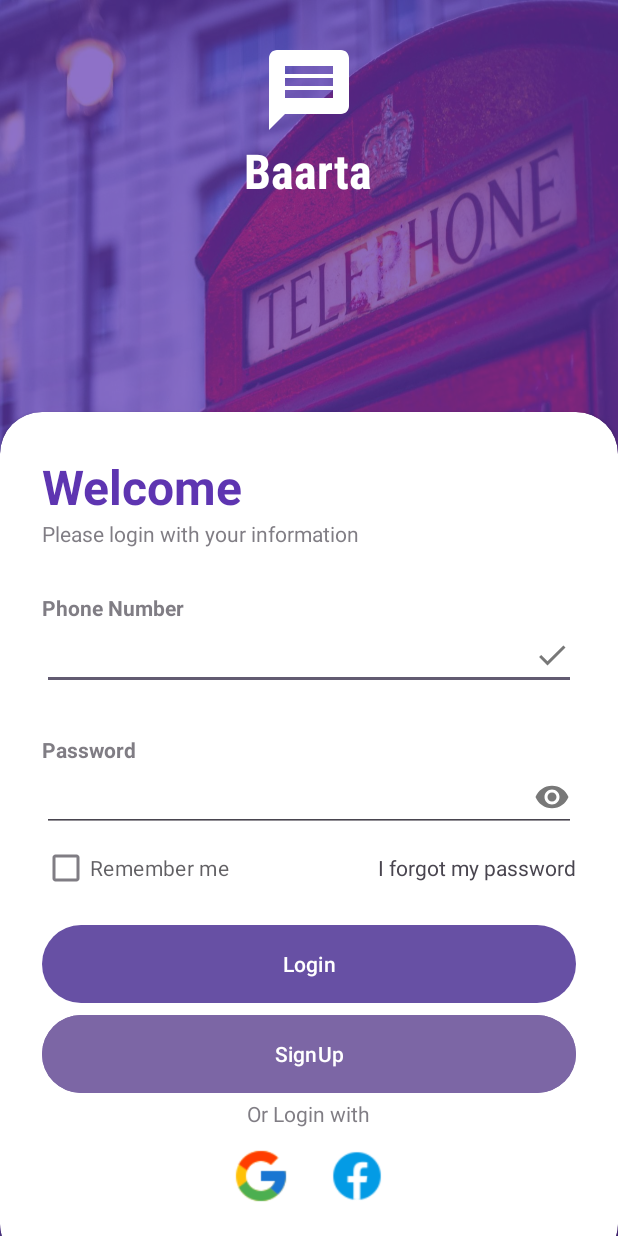
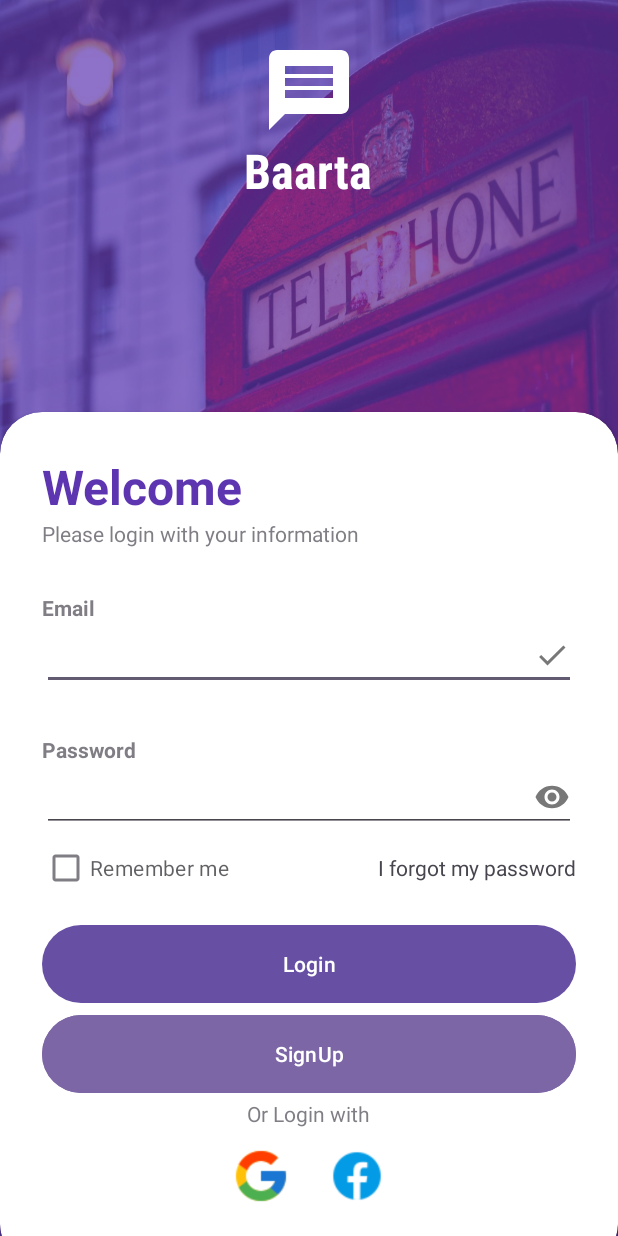
Before and after one commit to RakibHasan106/Barta_a_Messenger_App, an Android app: the screen it shows after launch (LoginPageActivity), on a phone screen of 412 x 824 dp. Run offline under Robolectric (Android 15) with nearby library versions, the phone set to English and light mode, and no system bars.

Commit message:
Account Creation Done

```diff
--- a/app/build.gradle
+++ b/app/build.gradle
@@ -54,5 +54,7 @@ dependencies {
 
     implementation 'com.makeramen:roundedimageview:2.3.0'
 
+    implementation 'androidx.browser:browser:1.3.0'
+
 
 }
--- a/app/src/main/java/com/example/barta_a_messenger_app/LoginPageActivity.java
+++ b/app/src/main/java/com/example/barta_a_messenger_app/LoginPageActivity.java
@@ -8,9 +8,12 @@ import androidx.appcompat.app.AppCompatActivity;
 import android.annotation.SuppressLint;
 import android.content.Intent;
 import android.os.Bundle;
+import android.text.InputType;
 import android.util.Log;
+import android.view.MotionEvent;
 import android.view.View;
 import android.widget.Button;
+import android.widget.EditText;
 import android.widget.ImageView;
 import android.widget.Toast;
 
@@ -30,21 +33,48 @@ public class LoginPageActivity extends AppCompatActivity{
     Button loginButton, signupButton;
     ImageView googleButton;
 
+    EditText email,password;
+
     GoogleSignInOptions gso;
 
     GoogleSignInClient gsc;
 
 
+    @SuppressLint("ClickableViewAccessibility")
     @Override
     protected void onCreate(Bundle savedInstanceState) {
         super.onCreate(savedInstanceState);
         setContentView(R.layout.activity_login_page);
+
+        email = findViewById(R.id.email);
+        password = findViewById(R.id.password);
+
+        loginButton = findViewById(R.id.loginbutton);
+        signupButton = findViewById(R.id.signupbutton);
 
         googleButton = findViewById(R.id.googleButton);
 
         gso = new GoogleSignInOptions.Builder(GoogleSignInOptions.DEFAULT_SIGN_IN).requestEmail().build();
 
         gsc = GoogleSignIn.getClient(this,gso);
+
+
+        password.setOnTouchListener(new View.OnTouchListener() {
+            @Override
+            public boolean onTouch(View v, MotionEvent event) {
+                final int DRAWABLE_RIGHT = 2; // Index of drawableEnd
+
+                if (event.getAction() == MotionEvent.ACTION_UP) {
+                    if (event.getRawX() >= (password.getRight() - password.getCompoundDrawables()[DRAWABLE_RIGHT].getBounds().width())) {
+                        // Handle the click on the drawableEnd here
+                        // For example, toggle the password visibility
+                        togglePasswordVisibility(password);
+                        return true; // Consume the touch event
+                    }
+                }
+                return false; // Let the EditText handle the touch event
+            }
+        });
 
 
         googleButton.setOnClickListener(new View.OnClickListener() {
@@ -54,8 +84,7 @@ public class LoginPageActivity extends AppCompatActivity{
             }
         });
 
-        loginButton = findViewById(R.id.loginbutton);
-        signupButton = findViewById(R.id.signupbutton);
+
 
         signupButton.setOnClickListener(new View.OnClickListener() {
             @Override
@@ -64,7 +93,23 @@ public class LoginPageActivity extends AppCompatActivity{
                 startActivity(intent);
             }
         });
+
+        loginButton.setOnClickListener(new View.OnClickListener() {
+            @Override
+            public void onClick(View view) {
+
+            }
+        });
     }
+
+    private void togglePasswordVisibility(EditText editText) {
+        if (editText.getInputType() == InputType.TYPE_TEXT_VARIATION_VISIBLE_PASSWORD) {
+            editText.setInputType(InputType.TYPE_CLASS_TEXT | InputType.TYPE_TEXT_VARIATION_PASSWORD);
+        } else {
+            editText.setInputType(InputType.TYPE_TEXT_VARIATION_VISIBLE_PASSWORD);
+        }
+    }
+
 
 
     private void signOut() {
--- a/app/src/main/res/layout/activity_login_page.xml
+++ b/app/src/main/res/layout/activity_login_page.xml
@@ -71,14 +71,15 @@
             <TextView
                 android:layout_width="wrap_content"
                 android:layout_height="wrap_content"
-                android:text="Phone Number"
+                android:text="Email"
                 android:alpha="0.7"
                 android:textStyle="bold"/>
 
             <EditText
+                android:id="@+id/email"
                 android:layout_width="match_parent"
                 android:layout_height="wrap_content"
-                android:inputType="phone"
+                android:inputType="textEmailAddress"
                 android:drawableEnd="@drawable/done_icon"/>
 
             <View
@@ -93,6 +94,7 @@
                 android:textStyle="bold"/>
 
             <EditText
+                android:id="@+id/password"
                 android:layout_width="match_parent"
                 android:layout_height="wrap_content"
                 android:inputType="textPassword"
```
Also changed, not shown: app/src/main/java/com/example/barta_a_messenger_app/VerifyOTPActivity.java (+5 -3 lines), 1 other file.
